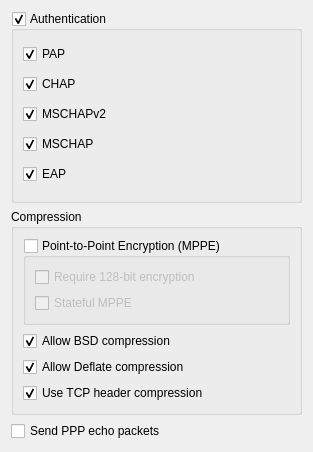
Old version of the form libs/ui/ppp.ui in the repository netrunner-debian-kde-extras/networkmanagement.
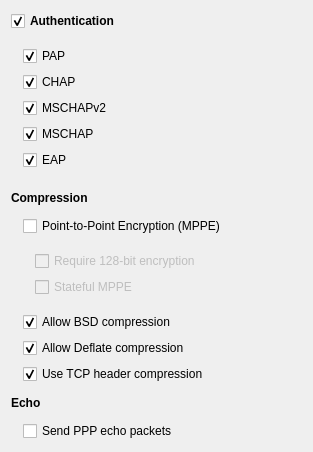
New version of the form.

Patch:
```diff
--- a/libs/ui/ppp.ui
+++ b/libs/ui/ppp.ui
@@ -15,14 +15,27 @@
   </property>
   <layout class="QVBoxLayout" name="verticalLayout">
    <item>
-    <widget class="QGroupBox" name="auth">
-     <property name="title">
+    <widget class="QCheckBox" name="auth">
+     <property name="font">
+      <font>
+       <weight>75</weight>
+       <bold>true</bold>
+      </font>
+     </property>
+     <property name="text">
       <string>Authentication</string>
      </property>
-     <property name="checkable">
+     <property name="checked">
       <bool>true</bool>
      </property>
+    </widget>
+   </item>
+   <item>
+    <widget class="QWidget" name="authWidget" native="true">
      <layout class="QVBoxLayout" name="verticalLayout_4">
+      <property name="leftMargin">
+       <number>12</number>
+      </property>
       <item>
        <widget class="QCheckBox" name="pap">
         <property name="text">
@@ -77,23 +90,42 @@
     </widget>
    </item>
    <item>
-    <widget class="QGroupBox" name="groupBox_2">
-     <property name="title">
+    <widget class="QLabel" name="label_2">
+     <property name="font">
+      <font>
+       <weight>75</weight>
+       <bold>true</bold>
+      </font>
+     </property>
+     <property name="text">
       <string>Compression</string>
      </property>
+    </widget>
+   </item>
+   <item>
      <layout class="QVBoxLayout" name="verticalLayout_3">
+     <property name="leftMargin">
+      <number>12</number>
+     </property>
       <item>
-       <widget class="QGroupBox" name="requiremppe">
-        <property name="title">
+      <widget class="QCheckBox" name="requiremppe">
+       <property name="text">
          <string>Point-to-Point Encryption (MPPE)</string>
         </property>
-        <property name="checkable">
-         <bool>true</bool>
-        </property>
         <property name="checked">
+        <bool>false</bool>
+       </property>
+      </widget>
+     </item>
+     <item>
+      <widget class="QWidget" name="requiremppeWidget" native="true">
+       <property name="enabled">
          <bool>false</bool>
         </property>
         <layout class="QVBoxLayout" name="verticalLayout_2">
+        <property name="leftMargin">
+         <number>12</number>
+        </property>
          <item>
           <widget class="QCheckBox" name="requiremppe128">
            <property name="text">
@@ -142,7 +174,37 @@
        </widget>
       </item>
      </layout>
+   </item>
+   <item>
+    <widget class="QLabel" name="label">
+     <property name="font">
+      <font>
+       <weight>75</weight>
+       <bold>true</bold>
+      </font>
+     </property>
+     <property name="text">
+      <string>Echo</string>
+     </property>
     </widget>
+   </item>
+   <item>
+    <layout class="QHBoxLayout" name="horizontalLayout">
+     <item>
+      <spacer name="horizontalSpacer">
+       <property name="orientation">
+        <enum>Qt::Horizontal</enum>
+       </property>
+       <property name="sizeType">
+        <enum>QSizePolicy::Fixed</enum>
+       </property>
+       <property name="sizeHint" stdset="0">
+        <size>
+         <width>12</width>
+         <height>20</height>
+        </size>
+       </property>
+      </spacer>
    </item>
    <item>
     <widget class="QCheckBox" name="pppecho">
@@ -152,6 +214,8 @@
     </widget>
    </item>
   </layout>
+   </item>
+  </layout>
  </widget>
  <resources/>
  <connections/>
```
Left out of the diff: 35 changed lines with no effect on the pictures. Lines whose indentation alone changed are shown as unchanged.
